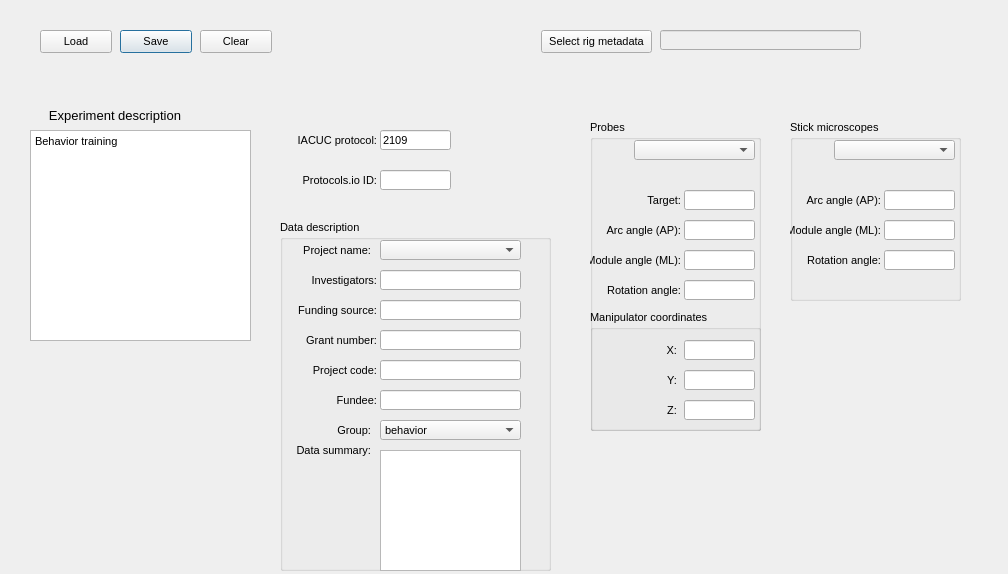
Before: the Qt Designer form src/foraging_gui/MetaData.ui in AllenNeuralDynamics/dynamic-foraging-task, drawn with Qt 5.
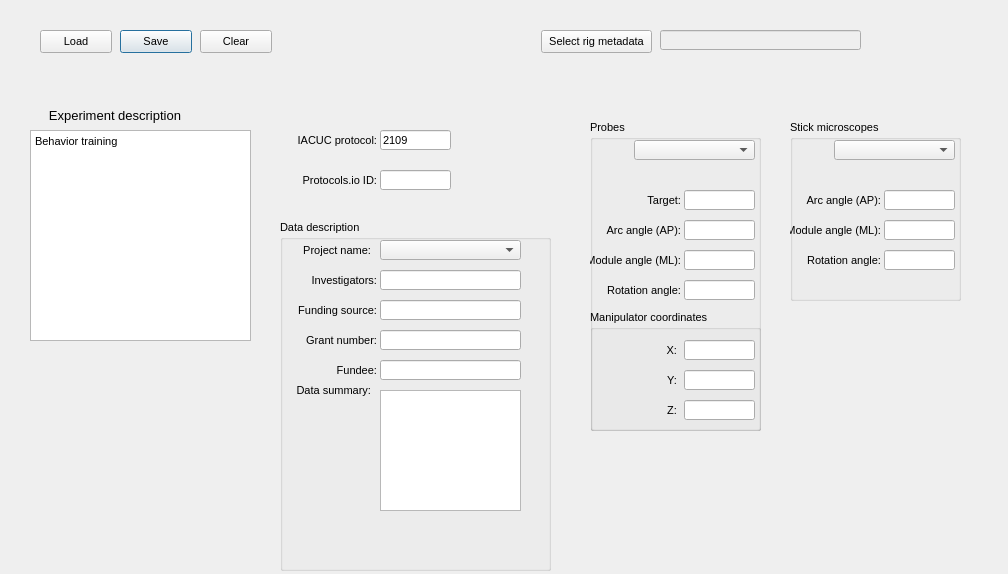
After: the same form once the commit is applied.

Commit message: removing group and project code

What changed in the file:
```diff
--- a/src/foraging_gui/MetaData.ui
+++ b/src/foraging_gui/MetaData.ui
@@ -861,7 +861,7 @@
     <property name="geometry">
      <rect>
       <x>100</x>
-      <y>230</y>
+      <y>170</y>
       <width>141</width>
       <height>121</height>
      </rect>
@@ -886,31 +886,6 @@
 &lt;p style=&quot;-qt-paragraph-type:empty; margin-top:0px; margin-bottom:0px; margin-left:0px; margin-right:0px; -qt-block-indent:0; text-indent:0px;&quot;&gt;&lt;br /&gt;&lt;/p&gt;&lt;/body&gt;&lt;/html&gt;</string>
     </property>
    </widget>
-   <widget class="QLabel" name="label_83">
-    <property name="geometry">
-     <rect>
-      <x>0</x>
-      <y>200</y>
-      <width>91</width>
-      <height>20</height>
-     </rect>
-    </property>
-    <property name="sizePolicy">
-     <sizepolicy hsizetype="Expanding" vsizetype="Expanding">
-      <horstretch>0</horstretch>
-      <verstretch>0</verstretch>
-     </sizepolicy>
-    </property>
-    <property name="text">
-     <string>Group:</string>
-    </property>
-    <property name="textFormat">
-     <enum>Qt::AutoText</enum>
-    </property>
-    <property name="alignment">
-     <set>Qt::AlignRight|Qt::AlignTrailing|Qt::AlignVCenter</set>
-    </property>
-   </widget>
    <widget class="QLineEdit" name="FundingSource">
     <property name="geometry">
      <rect>
@@ -955,57 +930,6 @@
      <set>Qt::AlignRight|Qt::AlignTrailing|Qt::AlignVCenter</set>
     </property>
    </widget>
-   <widget class="QComboBox" name="Group">
-    <property name="geometry">
-     <rect>
-      <x>100</x>
-      <y>200</y>
-      <width>141</width>
-      <height>20</height>
-     </rect>
-    </property>
-    <property name="sizePolicy">
-     <sizepolicy hsizetype="Expanding" vsizetype="Expanding">
-      <horstretch>0</horstretch>
-      <verstretch>0</verstretch>
-     </sizepolicy>
-    </property>
-    <property name="statusTip">
-     <string notr="true"/>
-    </property>
-    <property name="editable">
-     <bool>false</bool>
-    </property>
-    <property name="currentIndex">
-     <number>0</number>
-    </property>
-    <property name="maxVisibleItems">
-     <number>36</number>
-    </property>
-    <property name="sizeAdjustPolicy">
-     <enum>QComboBox::AdjustToMinimumContentsLengthWithIcon</enum>
-    </property>
-    <item>
-     <property name="text">
-      <string>behavior</string>
-     </property>
-    </item>
-    <item>
-     <property name="text">
-      <string>ephys</string>
-     </property>
-    </item>
-    <item>
-     <property name="text">
-      <string>MSMA</string>
-     </property>
-    </item>
-    <item>
-     <property name="text">
-      <string>ophys</string>
-     </property>
-    </item>
-   </widget>
    <widget class="QLabel" name="label_81">
     <property name="geometry">
      <rect>
@@ -1035,7 +959,7 @@
     <property name="geometry">
      <rect>
       <x>0</x>
-      <y>220</y>
+      <y>160</y>
       <width>91</width>
       <height>20</height>
      </rect>
@@ -1175,55 +1099,11 @@
      <set>Qt::AlignRight|Qt::AlignTrailing|Qt::AlignVCenter</set>
     </property>
    </widget>
-   <widget class="QLabel" name="label_87">
-    <property name="geometry">
-     <rect>
-      <x>6</x>
-      <y>140</y>
-      <width>91</width>
-      <height>20</height>
-     </rect>
-    </property>
-    <property name="sizePolicy">
-     <sizepolicy hsizetype="Expanding" vsizetype="Expanding">
-      <horstretch>0</horstretch>
-      <verstretch>0</verstretch>
-     </sizepolicy>
-    </property>
-    <property name="text">
-     <string>Project code:</string>
-    </property>
-    <property name="textFormat">
-     <enum>Qt::AutoText</enum>
-    </property>
-    <property name="alignment">
-     <set>Qt::AlignRight|Qt::AlignTrailing|Qt::AlignVCenter</set>
-    </property>
-   </widget>
-   <widget class="QLineEdit" name="ProjectCode">
-    <property name="geometry">
-     <rect>
-      <x>100</x>
-      <y>140</y>
-      <width>141</width>
-      <height>20</height>
-     </rect>
-    </property>
-    <property name="sizePolicy">
-     <sizepolicy hsizetype="Expanding" vsizetype="Expanding">
-      <horstretch>0</horstretch>
-      <verstretch>0</verstretch>
-     </sizepolicy>
-    </property>
-    <property name="text">
-     <string/>
-    </property>
-   </widget>
    <widget class="QLineEdit" name="Fundee">
     <property name="geometry">
      <rect>
       <x>100</x>
-      <y>170</y>
+      <y>140</y>
       <width>141</width>
       <height>20</height>
      </rect>
@@ -1242,7 +1122,7 @@
     <property name="geometry">
      <rect>
       <x>6</x>
-      <y>170</y>
+      <y>140</y>
       <width>91</width>
       <height>20</height>
      </rect>
```
Left out of the diff: 2 changed lines with no effect on the pictures. The commit also changes 2 other files.
